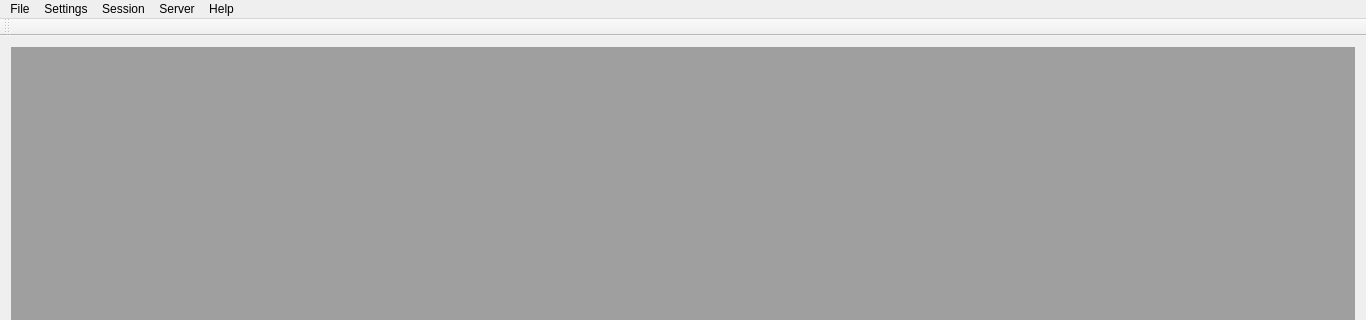
Before: the Qt Designer form mainwindow.ui in MayaPosch/MQTTCute, drawn with Qt 5; both pictures show x 0 to 1366 and y 0 to 320 of the 1366 by 863 pixel window.
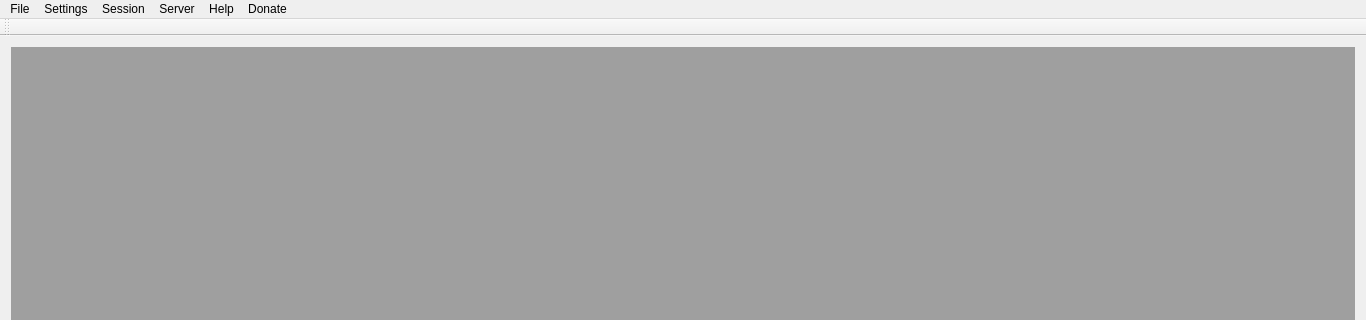
After: the same form once the commit is applied. Icons and pictures are not drawn.

Commit message: Add Donate menu item & dialogue.

The edit to the form file:
```diff
--- a/mainwindow.ui
+++ b/mainwindow.ui
@@ -30,7 +30,7 @@
      <x>0</x>
      <y>0</y>
      <width>1366</width>
-     <height>20</height>
+     <height>21</height>
     </rect>
    </property>
    <widget class="QMenu" name="menuFile">
@@ -67,11 +67,18 @@
     </property>
     <addaction name="actionConfigure"/>
    </widget>
+   <widget class="QMenu" name="menuDonate">
+    <property name="title">
+     <string>Donate</string>
+    </property>
+    <addaction name="actionDonate"/>
+   </widget>
    <addaction name="menuFile"/>
    <addaction name="menuSettings"/>
    <addaction name="menuSession"/>
    <addaction name="menuServer"/>
    <addaction name="menuHelp"/>
+   <addaction name="menuDonate"/>
   </widget>
   <widget class="QToolBar" name="mainToolBar">
    <attribute name="toolBarArea">
```
Left out of the diff: 13 changed lines with no effect on the pictures. The commit also changes 2 other files.
